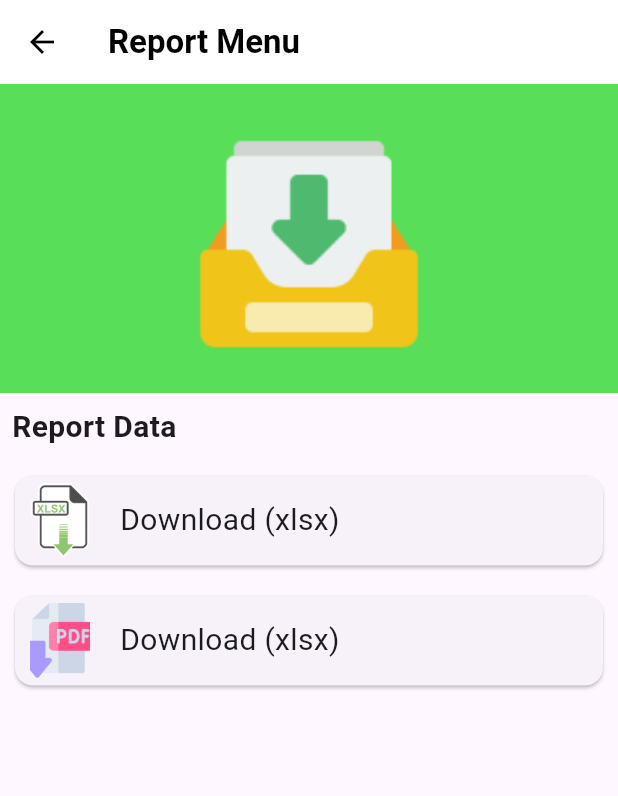
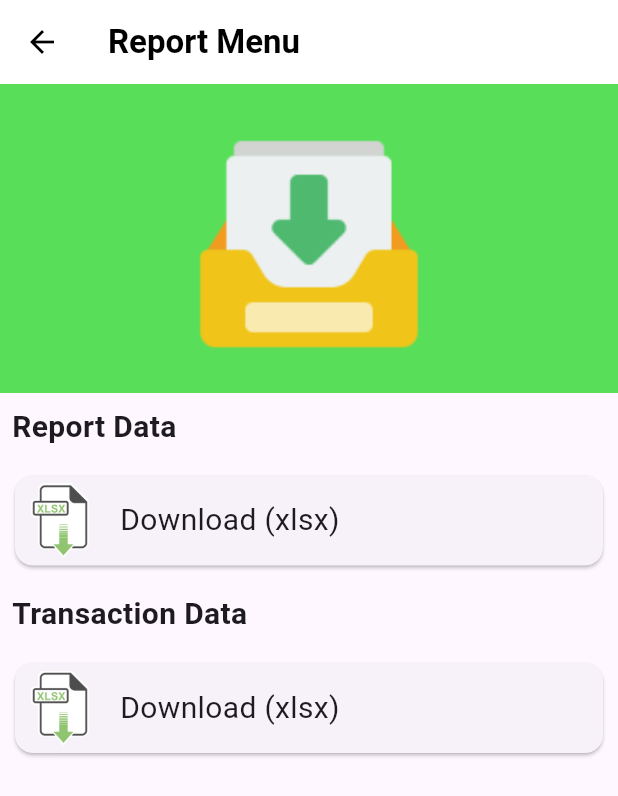
Before and after one commit to magerngulik/warehouse, a Flutter app: the ReportView screen opened directly, on a phone screen of 412 x 824 dp. Shown: the top 796 px of the screen. Run offline on Flutter 3.47's test engine with Material 3 defaults, Android fonts, the phone set to English and light mode, and no system bars; our stand-ins replace dartz, dropdown_textfield, get, logger, shared_preferences, supabase_flutter; missing offline and left inert: excel, mobile_scanner; accounts and stored records are empty; network calls fail.

Commit message:
add fiture report transaction in report menu

```diff
--- a/lib/module/login/controller/login_controller.dart
+++ b/lib/module/login/controller/login_controller.dart
@@ -11,7 +11,7 @@ class LoginController extends GetxController {
   void onInit() {
     super.onInit();
     // textEmail.text = "ilham@gmail.com";
-    textEmail.text = "ilham@gmail.com";
+    textEmail.text = "admin@admin.com";
     textPassword.text = "password";
   }
 
--- a/lib/module/report/view/report_view.dart
+++ b/lib/module/report/view/report_view.dart
@@ -18,8 +18,11 @@ class ReportView extends StatelessWidget {
 
         return Scaffold(
           appBar: const WarehouseAppbar(title: "Report Menu"),
-          body: SingleChildScrollView(
-            child: Container(
+          body: controller.isLoading
+              ? const Center(
+                  child: CircularProgressIndicator(),
+                )
+              : SingleChildScrollView(
                   child: Column(
                     children: [
                       Container(
@@ -47,44 +50,52 @@ class ReportView extends StatelessWidget {
                           ),
                         ),
                       ),
-                  const Padding(
-                    padding: EdgeInsets.all(8.0),
+                      const QtitleReport(title: "Report Data"),
+                      QButtonDownload(
+                          ontap: () {
+                            controller.generateReportData();
+                          },
+                          image: "assets/icons/exl.png",
+                          title: "Download (xlsx)"),
+                      const QtitleReport(title: "Transaction Data"),
+                      QButtonDownload(
+                          ontap: () {
+                            controller.generateTransactionData();
+                          },
+                          image: "assets/icons/exl.png",
+                          title: "Download (xlsx)"),
+                    ],
+                  ),
+                ),
+        );
+      },
+    );
+  }
+}
+
+class QtitleReport extends StatelessWidget {
+  final String title;
+  const QtitleReport({
+    super.key,
+    required this.title,
+  });
+
+  @override
+  Widget build(BuildContext context) {
+    return Padding(
+      padding: const EdgeInsets.all(8.0),
       child: Row(
         crossAxisAlignment: CrossAxisAlignment.start,
         children: [
           Text(
-                          "Report Data",
-                          style: TextStyle(
+            title,
+            style: const TextStyle(
               fontSize: 20.0,
               fontWeight: FontWeight.bold,
             ),
           )
         ],
       ),
-                  ),
-                  Column(
-                    children: [
-                      QButtonDownload(
-                          ontap: () {
-                            debugPrint("ontap 1");
-                            controller.testGenerate();
-                          },
-                          image: "assets/icons/exl.png",
-                          title: "Download (xlsx)"),
-                      QButtonDownload(
-                          ontap: () {
-                            debugPrint("ontap 2");
-                          },
-                          image: "assets/icons/pdf.png",
-                          title: "Download (xlsx)")
-                    ],
-                  )
-                ],
-              ),
-            ),
-          ),
-        );
-      },
     );
   }
 }
```
Also changed, not shown: lib/module/report/controller/report_controller.dart (+223 -77 lines). Lines whose indentation alone changed are shown as unchanged.
